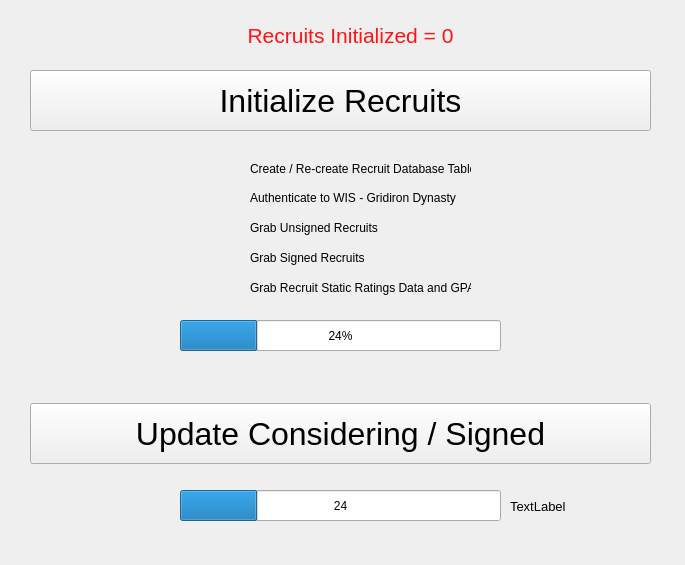
Qt form UI/initializerecruits.ui (ebzimny01/gd-recruit) before a commit.
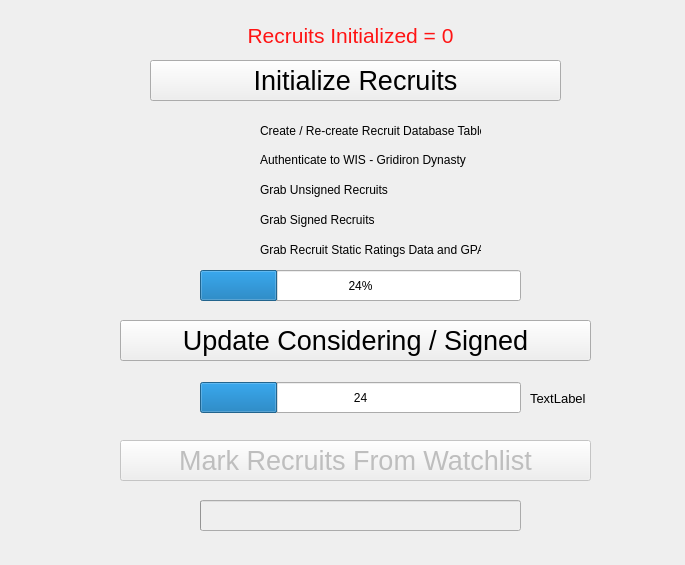
The same form after that commit. Icons and pictures are not drawn.

The edit to the form file:
```diff
--- a/UI/initializerecruits.ui
+++ b/UI/initializerecruits.ui
@@ -19,15 +19,16 @@
   <widget class="QPushButton" name="pushButtonInitializeRecruits">
    <property name="geometry">
     <rect>
-     <x>30</x>
-     <y>70</y>
-     <width>621</width>
-     <height>61</height>
+     <x>150</x>
+     <y>60</y>
+     <width>411</width>
+     <height>41</height>
     </rect>
    </property>
    <property name="font">
     <font>
-     <pointsize>24</pointsize>
+     <family>Arial</family>
+     <pointsize>20</pointsize>
     </font>
    </property>
    <property name="text">
@@ -37,15 +38,16 @@
   <widget class="QPushButton" name="pushButtonUpdateConsideringSigned">
    <property name="geometry">
     <rect>
-     <x>30</x>
-     <y>403</y>
-     <width>621</width>
-     <height>61</height>
+     <x>120</x>
+     <y>320</y>
+     <width>471</width>
+     <height>41</height>
     </rect>
    </property>
    <property name="font">
     <font>
-     <pointsize>24</pointsize>
+     <family>Arial</family>
+     <pointsize>20</pointsize>
     </font>
    </property>
    <property name="text">
@@ -55,8 +57,8 @@
   <widget class="QProgressBar" name="progressBarInitializeRecruits">
    <property name="geometry">
     <rect>
-     <x>180</x>
-     <y>320</y>
+     <x>200</x>
+     <y>270</y>
      <width>321</width>
      <height>31</height>
     </rect>
@@ -71,8 +73,8 @@
   <widget class="QProgressBar" name="progressBarUpdateConsidering">
    <property name="geometry">
     <rect>
-     <x>180</x>
-     <y>490</y>
+     <x>200</x>
+     <y>382</y>
      <width>321</width>
      <height>31</height>
     </rect>
@@ -96,14 +98,15 @@
    </property>
    <property name="geometry">
     <rect>
-     <x>510</x>
-     <y>498</y>
+     <x>530</x>
+     <y>390</y>
      <width>81</width>
      <height>16</height>
     </rect>
    </property>
    <property name="font">
     <font>
+     <family>Arial</family>
      <pointsize>10</pointsize>
     </font>
    </property>
@@ -138,12 +141,17 @@
   <widget class="QLabel" name="labelProgressCreateRecruitDB">
    <property name="geometry">
     <rect>
-     <x>250</x>
-     <y>161</y>
+     <x>260</x>
+     <y>123</y>
      <width>221</width>
      <height>16</height>
     </rect>
    </property>
+   <property name="font">
+    <font>
+     <family>Arial</family>
+    </font>
+   </property>
    <property name="text">
     <string>Create / Re-create Recruit Database Table</string>
    </property>
@@ -151,8 +159,8 @@
   <widget class="QLabel" name="labelCheckMarkCreateDB">
    <property name="geometry">
     <rect>
-     <x>220</x>
-     <y>160</y>
+     <x>230</x>
+     <y>120</y>
      <width>21</width>
      <height>21</height>
     </rect>
@@ -170,8 +178,8 @@
   <widget class="QLabel" name="labelCheckMarkAuthWIS">
    <property name="geometry">
     <rect>
-     <x>220</x>
-     <y>190</y>
+     <x>230</x>
+     <y>150</y>
      <width>21</width>
      <height>21</height>
     </rect>
@@ -189,12 +197,17 @@
   <widget class="QLabel" name="labelAuthWIS">
    <property name="geometry">
     <rect>
-     <x>250</x>
-     <y>190</y>
+     <x>260</x>
+     <y>152</y>
      <width>221</width>
      <height>16</height>
     </rect>
    </property>
+   <property name="font">
+    <font>
+     <family>Arial</family>
+    </font>
+   </property>
    <property name="text">
     <string>Authenticate to WIS - Gridiron Dynasty</string>
    </property>
@@ -202,12 +215,17 @@
   <widget class="QLabel" name="labelGrabUnsigned">
    <property name="geometry">
     <rect>
-     <x>250</x>
-     <y>220</y>
+     <x>260</x>
+     <y>182</y>
      <width>221</width>
      <height>16</height>
     </rect>
    </property>
+   <property name="font">
+    <font>
+     <family>Arial</family>
+    </font>
+   </property>
    <property name="text">
     <string>Grab Unsigned Recruits</string>
    </property>
@@ -215,8 +233,8 @@
   <widget class="QLabel" name="labelCheckMarkGrabUnsigned">
    <property name="geometry">
     <rect>
-     <x>220</x>
-     <y>220</y>
+     <x>230</x>
+     <y>180</y>
      <width>21</width>
      <height>21</height>
     </rect>
@@ -234,12 +252,17 @@
   <widget class="QLabel" name="labelGrabSigned">
    <property name="geometry">
     <rect>
-     <x>250</x>
-     <y>250</y>
+     <x>260</x>
+     <y>212</y>
      <width>221</width>
      <height>16</height>
     </rect>
    </property>
+   <property name="font">
+    <font>
+     <family>Arial</family>
+    </font>
+   </property>
    <property name="text">
     <string>Grab Signed Recruits</string>
    </property>
@@ -247,8 +270,8 @@
   <widget class="QLabel" name="labelCheckMarkGrabSigned">
    <property name="geometry">
     <rect>
-     <x>220</x>
-     <y>250</y>
+     <x>230</x>
+     <y>210</y>
      <width>21</width>
      <height>21</height>
     </rect>
@@ -266,12 +289,17 @@
   <widget class="QLabel" name="labelGrabStaticData">
    <property name="geometry">
     <rect>
-     <x>250</x>
-     <y>280</y>
+     <x>260</x>
+     <y>242</y>
      <width>221</width>
      <height>16</height>
     </rect>
    </property>
+   <property name="font">
+    <font>
+     <family>Arial</family>
+    </font>
+   </property>
    <property name="text">
     <string>Grab Recruit Static Ratings Data and GPA</string>
    </property>
@@ -279,8 +307,8 @@
   <widget class="QLabel" name="labelCheckMarkGrabStaticData">
    <property name="geometry">
     <rect>
-     <x>220</x>
-     <y>280</y>
+     <x>230</x>
+     <y>240</y>
      <width>21</width>
      <height>21</height>
     </rect>
@@ -295,6 +323,53 @@
     <bool>true</bool>
    </property>
   </widget>
+  <widget class="QPushButton" name="pushButtonMarkRecruitsFromWatchlist">
+   <property name="enabled">
+    <bool>false</bool>
+   </property>
+   <property name="geometry">
+    <rect>
+     <x>120</x>
+     <y>440</y>
+     <width>471</width>
+     <height>41</height>
+    </rect>
+   </property>
+   <property name="font">
+    <font>
+     <family>Arial</family>
+     <pointsize>20</pointsize>
+    </font>
+   </property>
+   <property name="text">
+    <string>Mark Recruits From Watchlist</string>
+   </property>
+  </widget>
+  <widget class="QProgressBar" name="progressBarMarkWatchlist">
+   <property name="enabled">
+    <bool>false</bool>
+   </property>
+   <property name="geometry">
+    <rect>
+     <x>200</x>
+     <y>500</y>
+     <width>321</width>
+     <height>31</height>
+    </rect>
+   </property>
+   <property name="minimum">
+    <number>0</number>
+   </property>
+   <property name="maximum">
+    <number>100</number>
+   </property>
+   <property name="value">
+    <number>-1</number>
+   </property>
+   <property name="textVisible">
+    <bool>true</bool>
+   </property>
+  </widget>
  </widget>
  <resources>
   <include location="../mypackages/res.qrc"/>
```
Left out of the diff: 7 changed lines with no effect on the pictures.
